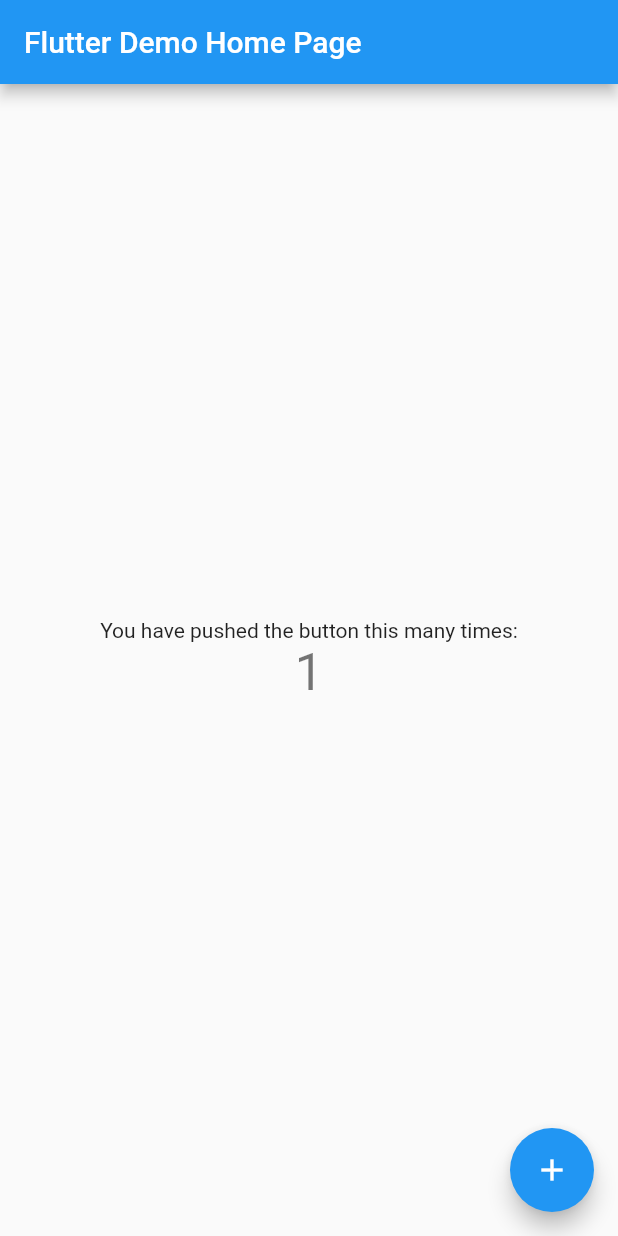
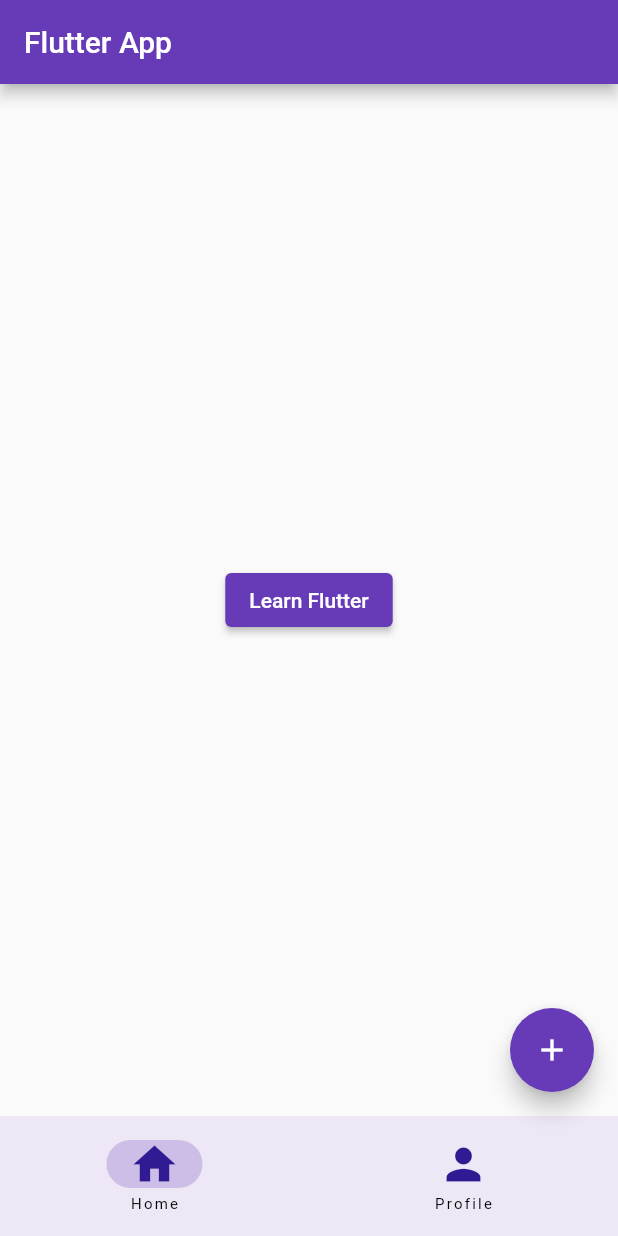
Before and after one commit to SJovis/Flutter-Learning, a Flutter app: the screen it shows after launch, after a tap on the "add" icon, on a phone screen of 412 x 824 dp. Run offline on Flutter 3.47's test engine with Material 2 defaults, Android fonts, the phone set to English and light mode, and no system bars.

```diff
--- /dev/null
+++ b/lib/home_page.dart
@@ -0,0 +1,24 @@
+import 'package:flutter/material.dart';
+import 'package:hello_world/learn_flutter_page.dart';
+
+class HomePage extends StatelessWidget {
+  const HomePage({super.key});
+
+  @override
+  Widget build(BuildContext context) {
+    return Center(
+      child: ElevatedButton(
+        onPressed: () {
+          Navigator.of(context).push(
+            MaterialPageRoute(
+              builder: (BuildContext context) {
+                return const LearnFlutterPage();
+              },
+            ),
+          );
+        },
+        child: const Text('Learn Flutter'),
+      ),
+    );
+  }
+}
--- /dev/null
+++ b/lib/learn_flutter_page.dart
@@ -0,0 +1,26 @@
+import 'package:flutter/material.dart';
+
+class LearnFlutterPage extends StatefulWidget {
+  const LearnFlutterPage({super.key});
+
+  @override
+  State<LearnFlutterPage> createState() => _LearnFlutterPageState();
+}
+
+class _LearnFlutterPageState extends State<LearnFlutterPage> {
+  @override
+  Widget build(BuildContext context) {
+    return Scaffold(
+      appBar: AppBar(
+        title: const Text('Learn Flutter'),
+        automaticallyImplyLeading: false,
+        leading: IconButton(
+          onPressed: () {
+            Navigator.of(context).pop();
+          },
+          icon: const Icon(Icons.arrow_back_ios),
+        ),
+      ),
+    );
+  }
+}
--- a/lib/main.dart
+++ b/lib/main.dart
@@ -1,4 +1,5 @@
 import 'package:flutter/material.dart';
+import 'package:hello_world/home_page.dart';
 
 void main() {
   runApp(const MyApp());
@@ -7,109 +8,64 @@ void main() {
 class MyApp extends StatelessWidget {
   const MyApp({super.key});
 
-  // This widget is the root of your application.
   @override
   Widget build(BuildContext context) {
     return MaterialApp(
-      title: 'Flutter Demo',
-      theme: ThemeData(
-        // This is the theme of your application.
-        //
-        // Try running your application with "flutter run". You'll see the
-        // application has a blue toolbar. Then, without quitting the app, try
-        // changing the primarySwatch below to Colors.green and then invoke
-        // "hot reload" (press "r" in the console where you ran "flutter run",
-        // or simply save your changes to "hot reload" in a Flutter IDE).
-        // Notice that the counter didn't reset back to zero; the application
-        // is not restarted.
-        primarySwatch: Colors.blue,
-      ),
-      home: const MyHomePage(title: 'Flutter Demo Home Page'),
+      debugShowCheckedModeBanner: false,
+      home: const RootPage(),
+      theme: ThemeData(primarySwatch: Colors.deepPurple),
     );
   }
 }
 
-class MyHomePage extends StatefulWidget {
-  const MyHomePage({super.key, required this.title});
-
-  // This widget is the home page of your application. It is stateful, meaning
-  // that it has a State object (defined below) that contains fields that affect
-  // how it looks.
-
-  // This class is the configuration for the state. It holds the values (in this
-  // case the title) provided by the parent (in this case the App widget) and
-  // used by the build method of the State. Fields in a Widget subclass are
-  // always marked "final".
-
-  final String title;
+class RootPage extends StatefulWidget {
+  const RootPage({super.key});
 
   @override
-  State<MyHomePage> createState() => _MyHomePageState();
+  State<RootPage> createState() => _RootPageState();
 }
 
-class _MyHomePageState extends State<MyHomePage> {
-  int _counter = 0;
-
-  void _incrementCounter() {
-    setState(() {
-      // This call to setState tells the Flutter framework that something has
-      // changed in this State, which causes it to rerun the build method below
-      // so that the display can reflect the updated values. If we changed
-      // _counter without calling setState(), then the build method would not be
-      // called again, and so nothing would appear to happen.
-      _counter++;
-    });
-  }
+class _RootPageState extends State<RootPage> {
+  int currentPage = 0;
 
   @override
   Widget build(BuildContext context) {
-    // This method is rerun every time setState is called, for instance as done
-    // by the _incrementCounter method above.
-    //
-    // The Flutter framework has been optimized to make rerunning build methods
-    // fast, so that you can just rebuild anything that needs updating rather
-    // than having to individually change instances of widgets.
     return Scaffold(
       appBar: AppBar(
-        // Here we take the value from the MyHomePage object that was created by
-        // the App.build method, and use it to set our appbar title.
-        title: Text(widget.title),
+        title: const Text('Flutter App'),
       ),
-      body: Center(
-        // Center is a layout widget. It takes a single child and positions it
-        // in the middle of the parent.
-        child: Column(
-          // Column is also a layout widget. It takes a list of children and
-          // arranges them vertically. By default, it sizes itself to fit its
-          // children horizontally, and tries to be as tall as its parent.
-          //
-          // Invoke "debug painting" (press "p" in the console, choose the
-          // "Toggle Debug Paint" action from the Flutter Inspector in Android
-          // Studio, or the "Toggle Debug Paint" command in Visual Studio Code)
-          // to see the wireframe for each widget.
-          //
-          // Column has various properties to control how it sizes itself and
-          // how it positions its children. Here we use mainAxisAlignment to
-          // center the children vertically; the main axis here is the vertical
-          // axis because Columns are vertical (the cross axis would be
-          // horizontal).
-          mainAxisAlignment: MainAxisAlignment.center,
-          children: <Widget>[
-            const Text(
-              'You have pushed the button this many times:',
-            ),
-            Text(
-              '$_counter',
-              style: Theme.of(context).textTheme.headline4,
-            ),
-          ],
-        ),
+      body: const HomePage(),
+      floatingActionButton: FloatingActionButton(
+        onPressed: () {
+          debugPrint('Floating button pressed');
+        },
+        child: const Icon(Icons.add),
       ),
-      floatingActionButton: FloatingActionButton(
-        onPressed: _incrementCounter,
-        tooltip: 'Increment',
-        child: const Icon(Icons.add),
-      ), // This trailing comma makes auto-formatting nicer for build methods.
+      bottomNavigationBar: NavigationBar(
+        backgroundColor: Colors.deepPurple.shade50,
+        destinations: [
+          NavigationDestination(
+              icon: Icon(
+                Icons.home,
+                color: Colors.deepPurple.shade900,
+                size: 34.0,
+              ),
+              label: 'Home'),
+          NavigationDestination(
+              icon: Icon(
+                Icons.person,
+                color: Colors.deepPurple.shade900,
+                size: 34.0,
+              ),
+              label: 'Profile')
+        ],
+        onDestinationSelected: (int index) {
+          setState(() {
+            currentPage = index;
+          });
+        },
+        selectedIndex: currentPage,
+      ),
     );
   }
 }
```
